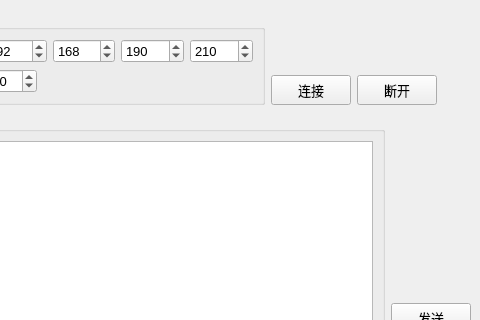
FrancisOWO/NetSyncDisk, file forms/mainwindow.ui: the form before one commit; both pictures show x 106 to 586 and y 0 to 320 of the 586 by 671 pixel window.
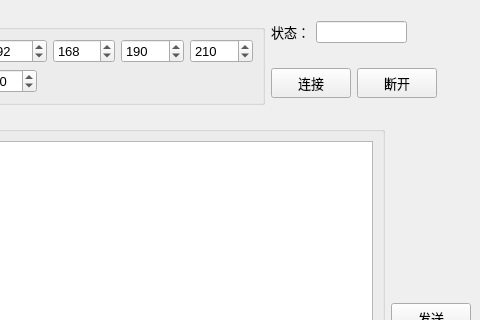
The form after the commit.

Commit message: 显示连接状态

```diff
--- a/forms/mainwindow.ui
+++ b/forms/mainwindow.ui
@@ -125,17 +125,36 @@
      </widget>
     </item>
     <item row="0" column="1" colspan="3">
+     <layout class="QHBoxLayout" name="horizontalLayout_3">
+      <item>
+       <widget class="QLabel" name="label_3">
+        <property name="font">
+         <font>
+          <pointsize>10</pointsize>
+         </font>
+        </property>
+        <property name="text">
+         <string>状态：</string>
+        </property>
+       </widget>
+      </item>
+      <item>
+       <widget class="QLineEdit" name="lnConStatus"/>
+      </item>
+      <item>
      <spacer name="horizontalSpacer_2">
       <property name="orientation">
        <enum>Qt::Horizontal</enum>
       </property>
       <property name="sizeHint" stdset="0">
        <size>
-        <width>268</width>
+          <width>80</width>
         <height>20</height>
        </size>
       </property>
      </spacer>
+      </item>
+     </layout>
     </item>
     <item row="1" column="1">
      <widget class="QPushButton" name="pbtnConnect">
```
Lines whose indentation alone changed are shown as unchanged. The commit also changes 3 other files.
